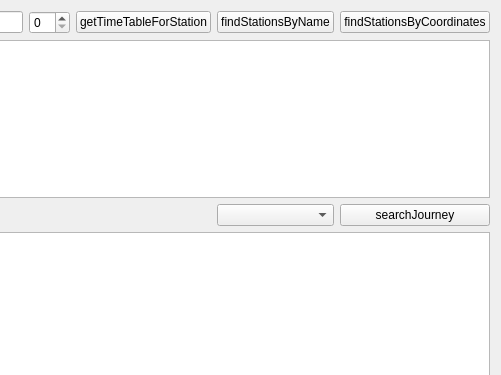
Old version of the form src/gui/desktop-test/mainwindow.ui in the repository smurfy/fahrplan; both pictures show x 175 to 676 and y 0 to 375 of the 676 by 650 pixel window.
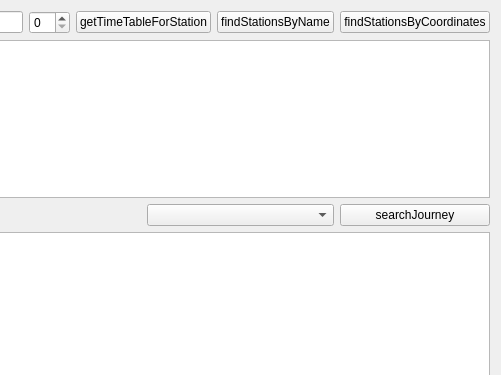
New version of the form.

Commit message: Added trainrestrictions support for Test-UI

```diff
--- a/src/gui/desktop-test/mainwindow.ui
+++ b/src/gui/desktop-test/mainwindow.ui
@@ -49,9 +49,6 @@
     <item row="1" column="0" colspan="7">
      <widget class="QTextEdit" name="findStationResults"/>
     </item>
-    <item row="2" column="5">
-     <widget class="QComboBox" name="trainRestrictions"/>
-    </item>
     <item row="2" column="6">
      <widget class="QPushButton" name="searchJourney">
       <property name="text">
@@ -99,6 +96,9 @@
     <item row="0" column="2">
      <widget class="QSpinBox" name="stationIndex"/>
     </item>
+    <item row="2" column="4" colspan="2">
+     <widget class="QComboBox" name="trainRestrictions"/>
+    </item>
    </layout>
   </widget>
  </widget>
```
The commit also changes 1 other file.
